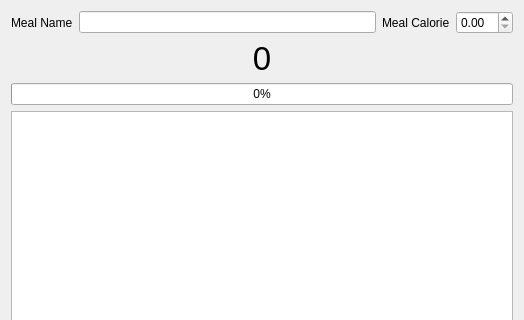
Qt form widget.ui (mjavadHasanzade/qt-calorie-tracker-app) before a commit; both pictures show x 0 to 524 and y 0 to 320 of the 524 by 491 pixel window.
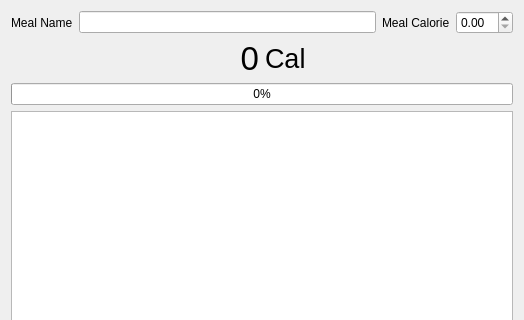
The same form after that commit.

```diff
--- a/widget.ui
+++ b/widget.ui
@@ -49,6 +49,8 @@
       </layout>
      </item>
      <item>
+      <layout class="QHBoxLayout" name="horizontalLayout_6">
+       <item>
       <widget class="QLabel" name="totalCalorieLabel">
        <property name="font">
         <font>
@@ -59,9 +61,23 @@
         <string>0</string>
        </property>
        <property name="alignment">
-        <set>Qt::AlignCenter</set>
-       </property>
-      </widget>
+          <set>Qt::AlignRight|Qt::AlignTrailing|Qt::AlignVCenter</set>
+         </property>
+        </widget>
+       </item>
+       <item>
+        <widget class="QLabel" name="label_3">
+         <property name="font">
+          <font>
+           <pointsize>20</pointsize>
+          </font>
+         </property>
+         <property name="text">
+          <string>Cal</string>
+         </property>
+        </widget>
+       </item>
+      </layout>
      </item>
      <item>
       <widget class="QProgressBar" name="progressBar">
```
Lines whose indentation alone changed are shown as unchanged.
